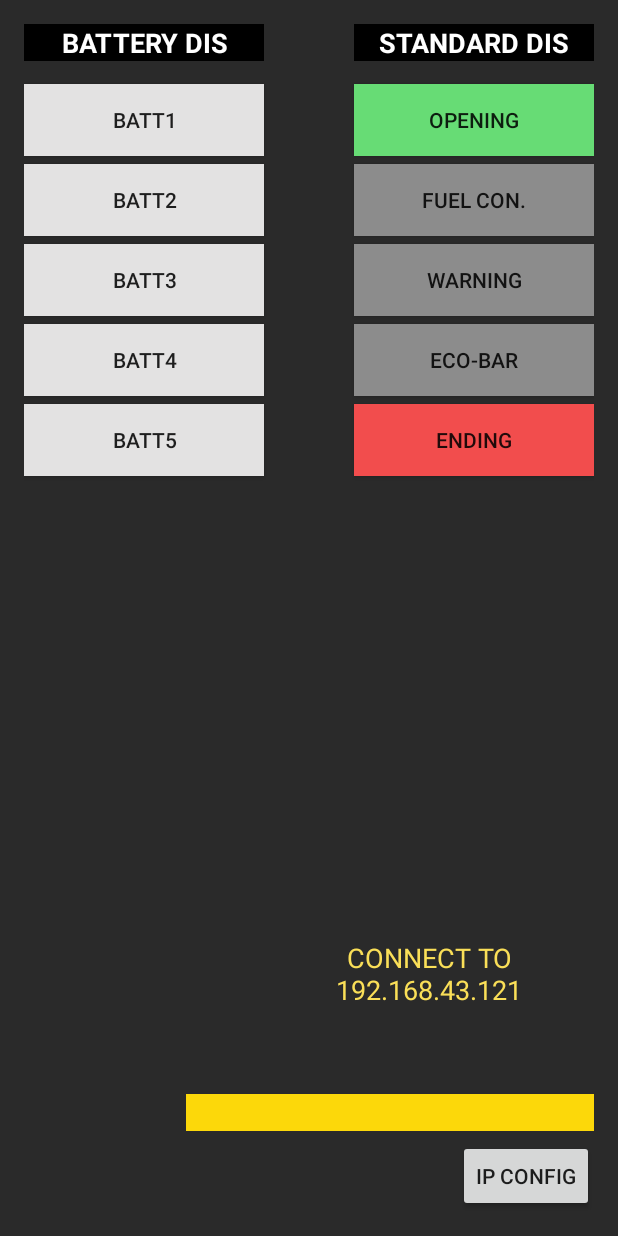
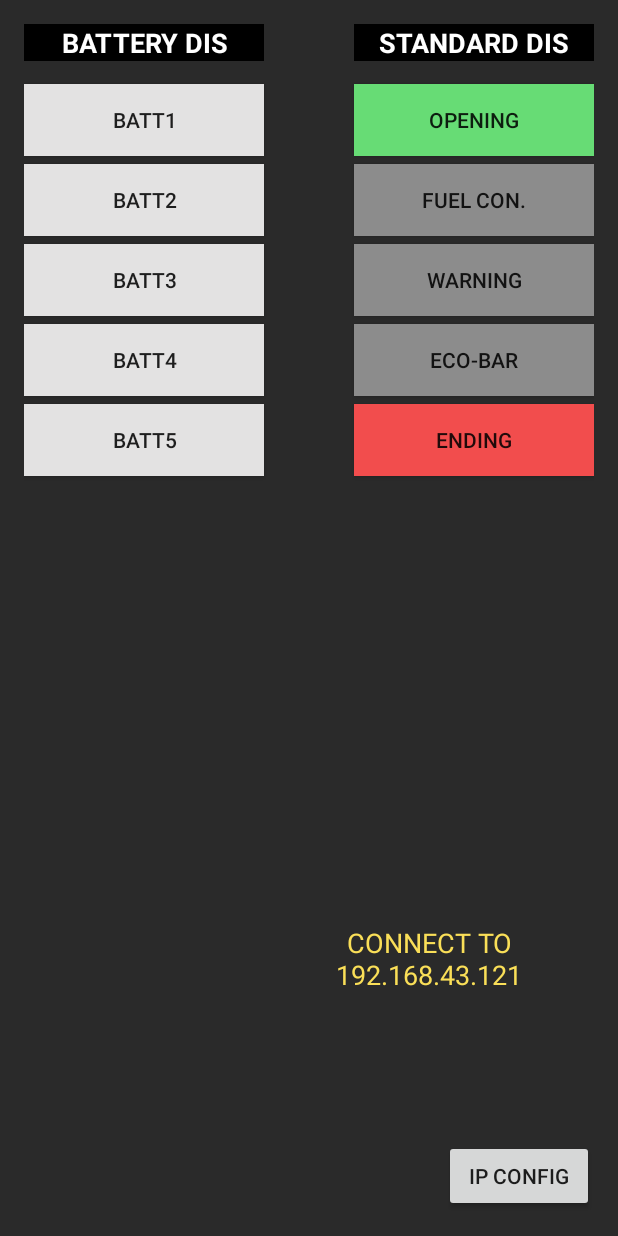
Before and after one commit to Nopakorn/AndroidClientSide, an Android app: the screen it shows after launch (MainActivity), on a phone screen of 412 x 824 dp. Run offline under Robolectric (Android 15) with nearby library versions, the light colour scheme and no system bars.

Commit message:
setting button ipconfig

```diff
--- a/app/src/main/java/com/example/nopakorn/androidclientside/MainActivity.java
+++ b/app/src/main/java/com/example/nopakorn/androidclientside/MainActivity.java
@@ -38,6 +38,7 @@ import android.widget.Button;
 import android.widget.EditText;
 import android.widget.ImageView;
 import android.widget.TextView;
+import android.widget.Toast;
 
 public class MainActivity extends AppCompatActivity {
 
@@ -56,7 +57,7 @@ public class MainActivity extends AppCompatActivity {
     EditText ipEditText;
     Button buttonConnect, buttonConnect2, buttonConnect3, buttonConnect4, buttonBatteryStart;
     Button opening, ending, warning, ecobar, fuel;
-    Button ipConfig;
+    Button ipConfig, openConfig, cancelConfig;
     private MyClientTask myClientTask;
     String SocketServerPORT = "8080";
     public String serverSocket = "192.168.43.121";
@@ -80,6 +81,8 @@ public class MainActivity extends AppCompatActivity {
         textResponse = (TextView)findViewById(R.id.response);
         ipEditText = (EditText)findViewById(R.id.ipEditText);
         ipConfig = (Button)findViewById(R.id.ipConfigButton);
+        openConfig = (Button)findViewById(R.id.ipOpenButton);
+        cancelConfig = (Button)findViewById(R.id.ipCancelButton);
 
         buttonConnect.setOnClickListener(buttonConnectOnClickListener);
         buttonConnect2.setOnClickListener(buttonConnectOnClickListener2);
@@ -97,6 +100,8 @@ public class MainActivity extends AppCompatActivity {
 
         textResponse.setText("CONNECT TO "+serverSocket);
         ipConfig.setOnClickListener(buttonIpConfig);
+        openConfig.setOnClickListener(buttonOpenConfig);
+        cancelConfig.setOnClickListener(buttonCancelConfig);
     }
 
     @Override
@@ -106,11 +111,36 @@ public class MainActivity extends AppCompatActivity {
 
     @Override
     public boolean onTouchEvent(MotionEvent event) {
-        InputMethodManager imm = (InputMethodManager)getSystemService(Context.
-                INPUT_METHOD_SERVICE);
-        imm.hideSoftInputFromWindow(getCurrentFocus().getWindowToken(), 0);
-        return true;
+        if(ipEditText.getVisibility() == View.VISIBLE){
+            InputMethodManager imm = (InputMethodManager)getSystemService(Context.
+                    INPUT_METHOD_SERVICE);
+            imm.hideSoftInputFromWindow(getCurrentFocus().getWindowToken(), 0);
+            return true;
+        }else{
+            return false;
+        }
+
     }
+    OnClickListener buttonCancelConfig =
+            new OnClickListener(){
+                @Override
+                public void onClick(View arg0) {
+                    ipEditText.setVisibility(View.INVISIBLE);
+                    ipConfig.setVisibility(View.INVISIBLE);
+                    cancelConfig.setVisibility(View.INVISIBLE);
+                    openConfig.setVisibility(View.VISIBLE);
+                }};
+
+    OnClickListener buttonOpenConfig =
+            new OnClickListener(){
+
+                @Override
+                public void onClick(View arg0) {
+                    ipEditText.setVisibility(View.VISIBLE);
+                    ipConfig.setVisibility(View.VISIBLE);
+                    cancelConfig.setVisibility(View.VISIBLE);
+                    openConfig.setVisibility(View.INVISIBLE);
+                }};
 
     OnClickListener buttonIpConfig =
             new OnClickListener(){
@@ -118,10 +148,20 @@ public class MainActivity extends AppCompatActivity {
                 @Override
                 public void onClick(View arg0) {
                     String ipText = ipEditText.getText().toString();
-                    serverSocket = ipText;
+                    if(ipText.matches("")){
+                        Log.d("ip", "You did not type ip address");
+                        return;
+                    }else{
+                        serverSocket = ipText;
+                        ipEditText.setText("");
+                    }
+
                     textResponse.setText("CONNECT TO "+serverSocket+"#");
-                    ipEditText.setText("");
-                    Log.d("ip","getting ip from text: "+ipText);
+
+                    ipEditText.setVisibility(View.INVISIBLE);
+                    cancelConfig.setVisibility(View.INVISIBLE);
+                    ipConfig.setVisibility(View.INVISIBLE);
+                    openConfig.setVisibility(View.VISIBLE);
                 }};
     OnClickListener buttonOpening =
             new OnClickListener(){
--- a/app/src/main/res/layout/activity_main.xml
+++ b/app/src/main/res/layout/activity_main.xml
@@ -153,17 +153,17 @@
 
     <TextView
         android:layout_width="164dp"
-        android:layout_height="wrap_content"
+        android:layout_height="164dp"
         android:textAppearance="?android:attr/textAppearanceMedium"
         android:text="Response"
         android:id="@+id/response"
         android:textColor="#fadf58"
         android:textAlignment="center"
         android:layout_gravity="right"
-        android:layout_marginTop="10dp"
         android:layout_alignTop="@+id/screenPreview"
-        android:layout_alignRight="@+id/ending"
-        android:layout_alignEnd="@+id/ending"
+        android:layout_alignParentRight="true"
+        android:layout_alignParentEnd="true"
+        android:layout_above="@+id/ipEditText"
         android:layout_toRightOf="@+id/batteryStart"
         android:layout_toEndOf="@+id/batteryStart" />
 
@@ -186,19 +186,40 @@
         android:textColor="#000000"
         android:background="#fcd80a"
         android:layout_alignBottom="@+id/screenPreview"
-        android:layout_alignRight="@+id/response"
-        android:layout_alignEnd="@+id/response"
         android:layout_marginBottom="54dp"
-        android:layout_toRightOf="@+id/screenPreview"
-        android:layout_toEndOf="@+id/screenPreview" />
+        android:layout_alignParentRight="true"
+        android:layout_alignParentEnd="false"
+        android:visibility="invisible"
+        android:layout_alignLeft="@+id/response" />
 
     <Button
-        android:layout_width="wrap_content"
+        android:layout_width="50dp"
         android:layout_height="wrap_content"
-        android:text="IP Config"
+        android:text="OK"
         android:id="@+id/ipConfigButton"
         android:layout_alignBottom="@+id/screenPreview"
         android:layout_alignParentRight="true"
-        android:layout_alignParentEnd="true" />
+        android:layout_alignParentEnd="true"
+        android:visibility="invisible"/>
+    <Button
+        android:layout_width="100dp"
+        android:layout_height="wrap_content"
+        android:text="IP Config"
+        android:id="@+id/ipOpenButton"
+        android:layout_alignBottom="@+id/screenPreview"
+        android:layout_alignParentRight="true"
+        android:layout_alignParentEnd="true"
+        android:visibility="visible"/>
+
+    <Button
+        android:layout_width="100dp"
+        android:layout_height="wrap_content"
+        android:text="Cancel"
+        android:id="@+id/ipCancelButton"
+        android:layout_alignParentBottom="true"
+        android:visibility="invisible"
+        android:layout_toLeftOf="@+id/ipConfigButton"
+        android:layout_alignLeft="@+id/ipEditText"
+        android:layout_alignStart="@+id/ipEditText" />
 
 </RelativeLayout>
```
